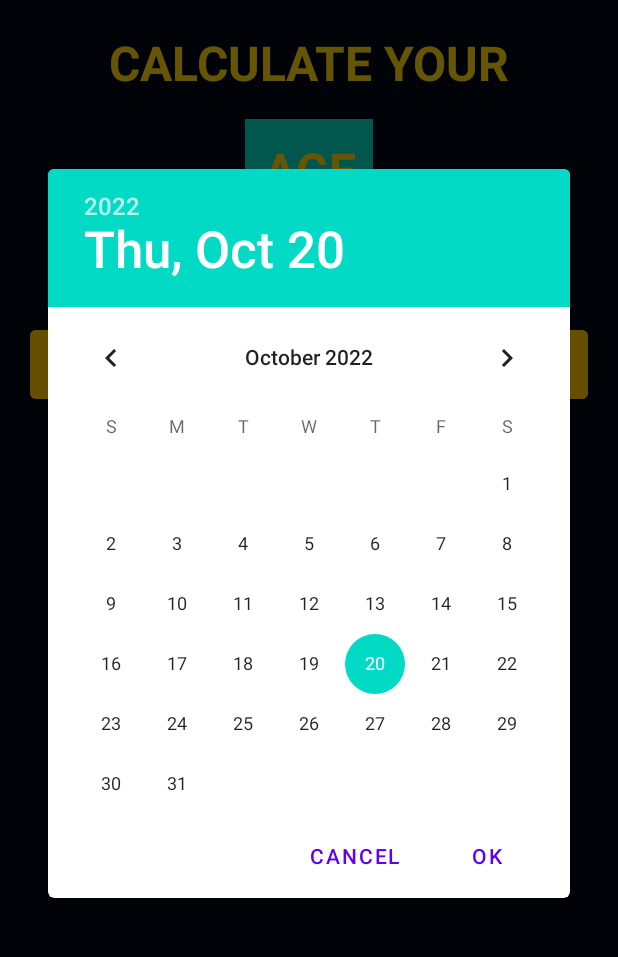
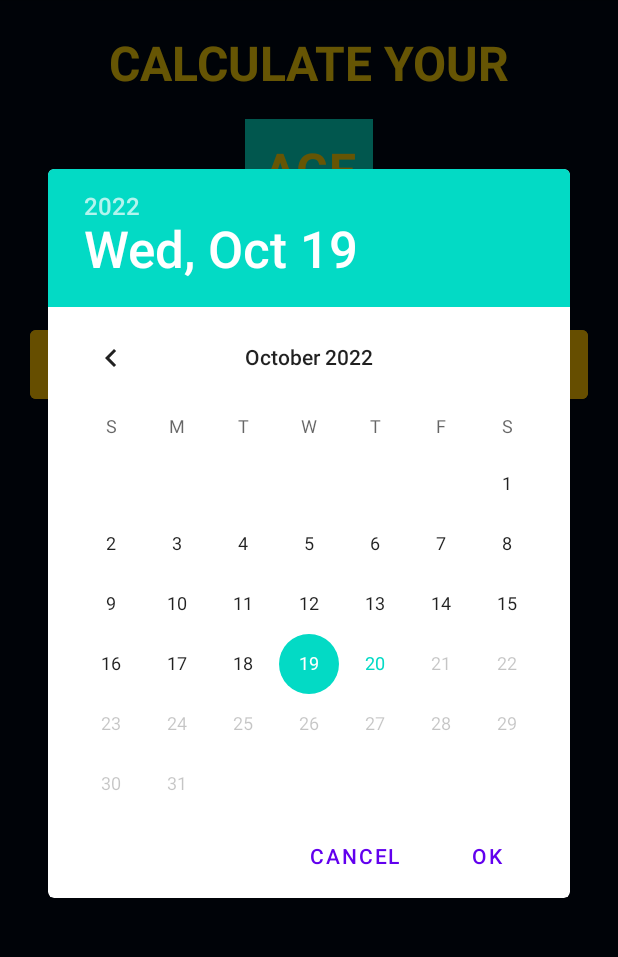
Before and after one commit to rahulsinha19/AgeCalculator, an Android app: the screen it shows after launch (MainActivity), after a tap on "SELECT DATE", on a phone screen of 412 x 824 dp, the part 84-1041 px from its top. Run offline under Robolectric (Android 15) with nearby library versions, the phone set to English and light mode, and no system bars.

```diff
--- a/app/src/main/java/com/rapido/agecalculator/MainActivity.kt
+++ b/app/src/main/java/com/rapido/agecalculator/MainActivity.kt
@@ -4,32 +4,65 @@ import android.app.DatePickerDialog
 import androidx.appcompat.app.AppCompatActivity
 import android.os.Bundle
 import android.widget.Button
-import android.widget.Toast
-import java.util.Calendar
+import android.widget.TextView
+import java.text.SimpleDateFormat
+import java.util.*
 
 class MainActivity : AppCompatActivity() {
+    private var tvSelectedDate : TextView? = null
+    private var tvAgeInMinutes : TextView? = null
+
     override fun onCreate(savedInstanceState: Bundle?) {
         super.onCreate(savedInstanceState)
         setContentView(R.layout.activity_main)
 
         val btnDatePicker : Button = findViewById(R.id.btn_date_picker)
+        tvSelectedDate = findViewById(R.id.tv_date)
+        tvAgeInMinutes = findViewById(R.id.tv_age)
+
         btnDatePicker.setOnClickListener {
             clickDatePicker()
         }
     }
 
-    fun clickDatePicker() {
+    private fun clickDatePicker() {
         val myCalendar = Calendar.getInstance()
         val year = myCalendar.get(Calendar.YEAR)
         val month = myCalendar.get(Calendar.MONTH)
         val day = myCalendar.get(Calendar.DAY_OF_MONTH)
-        DatePickerDialog(this,
-            DatePickerDialog.OnDateSetListener{ view, year, month, dayOfMonth ->
+        val dpd = DatePickerDialog(this,
+            // Setting up DatePickerDialog.OnDateSetListener
+            // The variable which will be not be used can be replaced with an underscore
+            { _, selectedYear, selectedMonth, selectedDayOfMonth ->
+                val selectedDate = "$selectedDayOfMonth/${selectedMonth+1}/$selectedYear"
+                tvSelectedDate?.text = selectedDate //sets the text of tvSelectedDate
+                val sdf = SimpleDateFormat("dd/MM/yyyy", Locale.ENGLISH)
 
+                // This will allow to create an actual date object out of sdf. So, we're parsing from the selectedDate (which is just a string) and converting this
+                // into the format that we want to use in the date object. And this date object will later be used to calculate the age in minutes.
+                val theDate = sdf.parse(selectedDate)
+
+                // NULL SAFETY just to ensure the code doesn't crashes
+                // The code will only run if the date is not empty
+                theDate?.let {
+                    val selectedDateInMinutes = theDate.time / 60000 // time is in milliseconds, 1000 for converting into seconds and 60 into minutes
+
+                    val currentDate = sdf.parse(sdf.format(System.currentTimeMillis()))
+                    // Will only execute if the currentDate is not empty
+                    currentDate?.let {
+                        val currentDateInMinutes = currentDate.time / 60000 // time is in milliseconds, 1000 for converting into seconds and 60 into minutes
+                        val differenceInMinutes = currentDateInMinutes - selectedDateInMinutes
+
+                        tvAgeInMinutes?.text = differenceInMinutes.toString()
+                    }
+                }
             },
             year,
             month,
             day
-            ).show()
+        )
+
+        dpd.datePicker.maxDate = System.currentTimeMillis() - 86400000 // restricted the user to select a date from future, and can only be selected from past
+        dpd.show()
     }
 }
--- a/app/src/main/res/layout/activity_main.xml
+++ b/app/src/main/res/layout/activity_main.xml
@@ -98,7 +98,7 @@
         android:layout_height="wrap_content"
         android:layout_marginTop="14dp"
         android:gravity="center"
-        android:text="@string/_10000000000"
+        android:text="@string/_0"
         android:textColor="@color/yellow"
         android:textSize="32sp"
         android:textStyle="bold"
--- a/app/src/main/res/values/strings.xml
+++ b/app/src/main/res/values/strings.xml
@@ -6,6 +6,6 @@
     <string name="select_date">SELECT DATE</string>
     <string name="_19_01_1999">19.01.1999</string>
     <string name="selected_date">Selected Date</string>
-    <string name="_10000000000">10000000000</string>
+    <string name="_0">0</string>
     <string name="age_in_minutes">Age in minutes</string>
 </resources>
```
